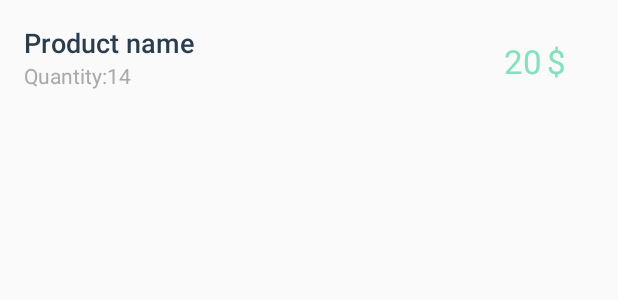
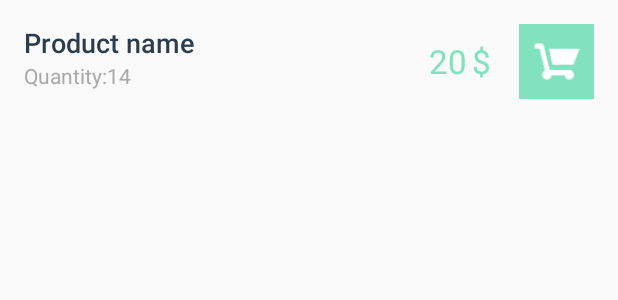
Before and after one commit to alexsmaia/BookStoreApp, an Android app: the layout list_item.xml on its own in the app's theme, with its tools: preview values and no code run, on a phone screen of 412 x 824 dp. Shown: the top 300 px of the screen. Run offline under Robolectric (Android 15) with nearby library versions, the phone set to English and light mode, and no system bars.

Commit message:
Stage 2 add sell feature

```diff
--- a/app/src/main/AndroidManifest.xml
+++ b/app/src/main/AndroidManifest.xml
@@ -1,6 +1,7 @@
 <?xml version="1.0" encoding="utf-8"?>
 <manifest xmlns:android="http://schemas.android.com/apk/res/android"
     package="com.example.android.bookstoreapp">
+
 
     <application
         android:allowBackup="true"
--- a/app/src/main/res/layout/list_item.xml
+++ b/app/src/main/res/layout/list_item.xml
@@ -58,4 +58,12 @@
 
     </RelativeLayout>
 
+    <ImageView
+        android:id="@+id/cart_btn"
+        android:layout_width="50dp"
+        android:layout_height="match_parent"
+        android:background="@color/list_price"
+        android:padding="8dp"
+        android:src="@drawable/ic_action_cart" />
+
 </LinearLayout>
--- a/app/src/main/res/values/strings.xml
+++ b/app/src/main/res/values/strings.xml
@@ -28,6 +28,8 @@
     <string name="update_book_successful">Book updated</string>
     <string name="delete_book_error">Error deleting Book</string>
     <string name="delete_book_successful">Book deleted</string>
+    <string name="item_byed">You bye the item</string>
+    <string name="out_stock">Out of stock</string>
 
     <!-- Actions Labels -->
     <string name="action_save">Save</string>
```
Also changed, not shown: app/src/main/java/com/example/android/bookstoreapp/BookCursorAdapter.java (+34 -0 lines), app/src/main/java/com/example/android/bookstoreapp/CatalogActivity.java (+4 -4 lines), app/src/main/res/layout/activity_editor.xml (+15 -2 lines), app/src/main/res/drawable-hdpi/ic_action_cart.png (added), app/src/main/res/drawable-hdpi/ic_settings_phone.png (added), app/src/main/res/drawable-mdpi/ic_action_cart.png (added), app/src/main/res/drawable-mdpi/ic_settings_phone.png (added), app/src/main/res/drawable-xhdpi/ic_action_cart.png (added), app/src/main/res/drawable-xhdpi/ic_settings_phone.png (added), app/src/main/res/drawable-xxhdpi/ic_action_cart.png (added), app/src/main/res/drawable-xxhdpi/ic_settings_phone.png (added), app/src/main/res/drawable-xxxhdpi/ic_action_cart.png (added), app/src/main/res/drawable-xxxhdpi/ic_settings_phone.png (added).
